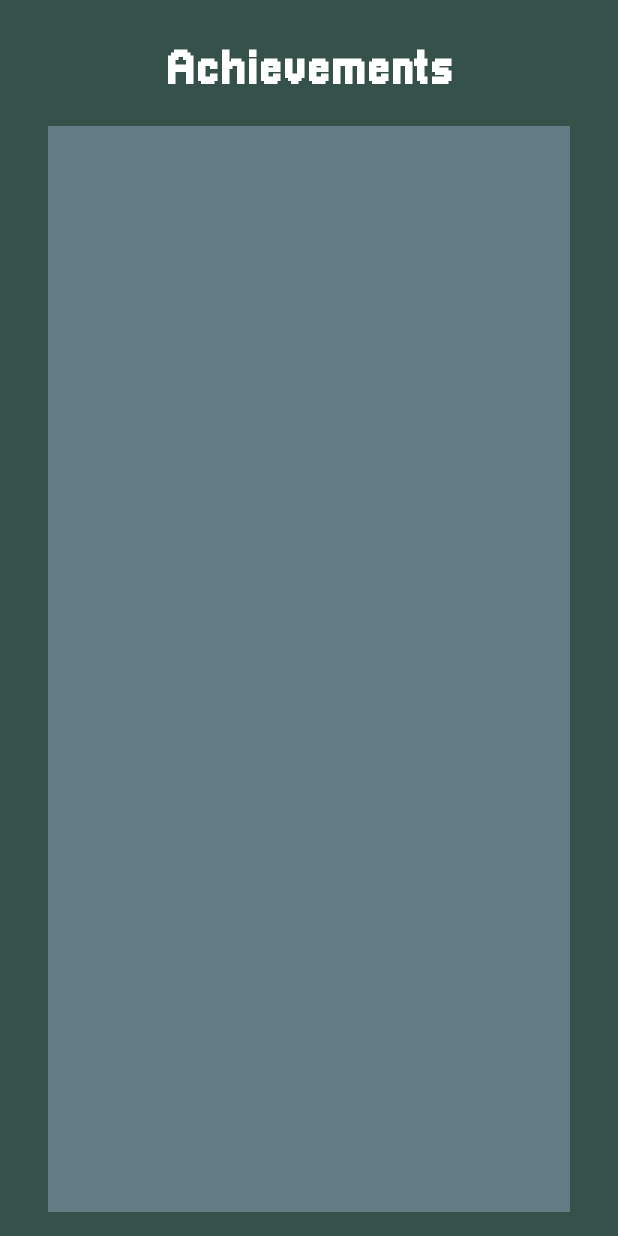
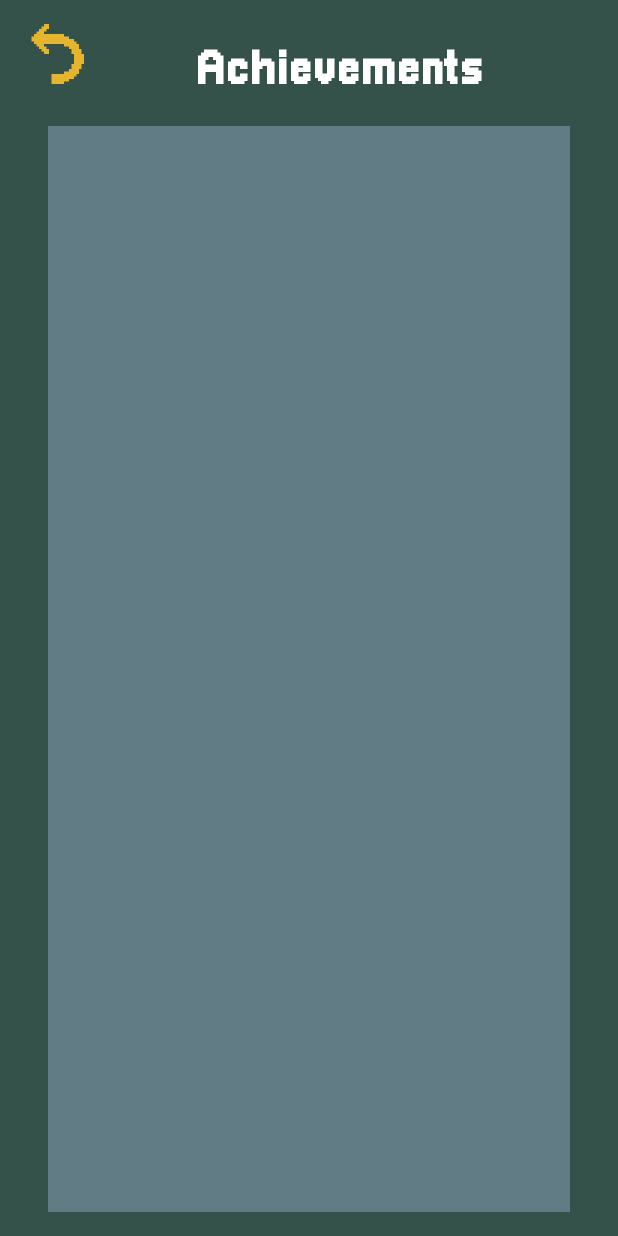
Before and after one commit to Luppole/MinesweeperHandasatTochna, an Android app: the AchievementsActivity screen opened directly, with no data from a screen before it, on a phone screen of 412 x 824 dp. Run offline under Robolectric (Android 15) with nearby library versions, the phone set to English and light mode, and no system bars; our stand-ins replace Firebase (no records; nobody signed in at launch, a user with empty details on screens opened directly).

Commit message:
Achievements System - Fine tuning

```diff
--- a/app/src/main/java/com/example/minesweeperhansasattochna/AchievementsActivity.java
+++ b/app/src/main/java/com/example/minesweeperhansasattochna/AchievementsActivity.java
@@ -1,6 +1,7 @@
 package com.example.minesweeperhansasattochna;
 
 import android.os.Bundle;
+import android.widget.ImageButton;
 import android.widget.Toast;
 
 import androidx.appcompat.app.AppCompatActivity;
@@ -31,6 +32,11 @@ public class AchievementsActivity extends AppCompatActivity {
         achievementsRecyclerView.setLayoutManager(new LinearLayoutManager(this));
 
         allAchievements = AchievementsManager.getAchievements();
+        ImageButton backButton = findViewById(R.id.backButton);
+        backButton.setOnClickListener(v -> {
+            // Navigate back to the previous screen
+            finish(); // This will close the current activity and return to the previous one
+        });
 
         String userEmail = FirebaseAuth.getInstance().getCurrentUser().getEmail();
         if (userEmail != null) {
--- a/app/src/main/res/layout/activity_achievements.xml
+++ b/app/src/main/res/layout/activity_achievements.xml
@@ -5,6 +5,15 @@
     android:layout_height="match_parent"
     android:background="#35524A"
     android:padding="16dp">
+
+    <!-- Back Button -->
+    <ImageButton
+        android:id="@+id/backButton"
+        android:layout_width="40dp"
+        android:layout_height="40dp"
+        android:background="@drawable/back_texture"
+        app:layout_constraintTop_toTopOf="parent"
+        app:layout_constraintStart_toStartOf="parent" />
 
     <!-- Title -->
     <TextView
@@ -17,7 +26,7 @@
         android:textStyle="bold"
         android:textColor="@android:color/white"
         app:layout_constraintTop_toTopOf="parent"
-        app:layout_constraintStart_toStartOf="parent"
+        app:layout_constraintStart_toEndOf="@id/backButton"
         app:layout_constraintEnd_toEndOf="parent"
         android:layout_marginTop="16dp" />
 
```
